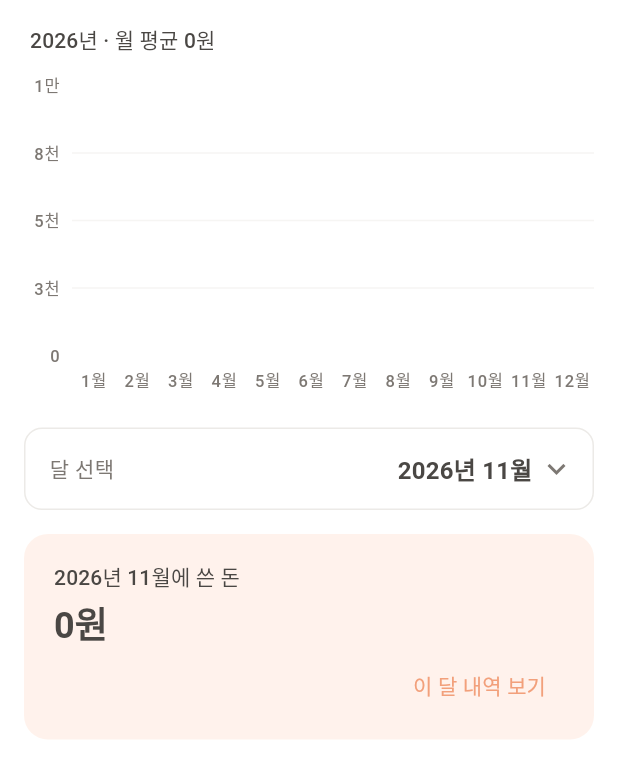
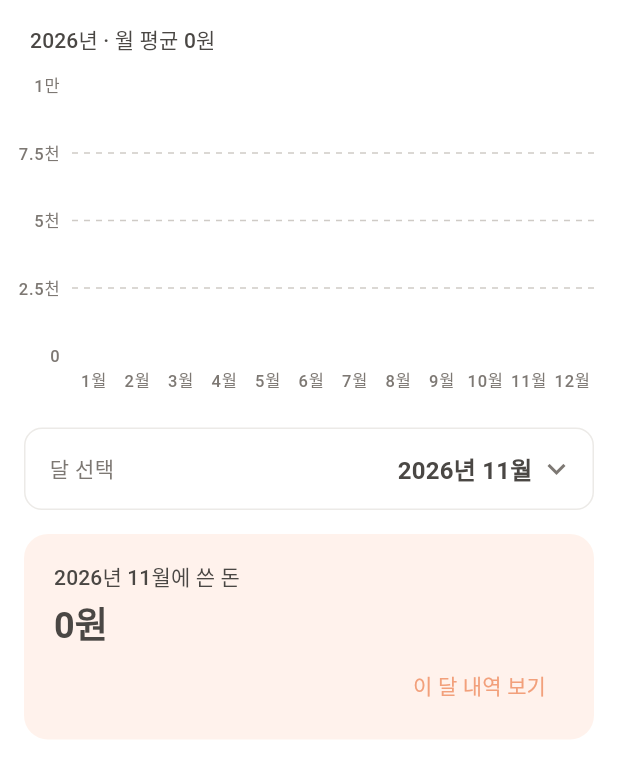
Before and after one commit to haneul55/budget-app, a Flutter app: the MonthlyHistoryScreen screen opened directly, after a tap on "달 선택", after a tap on "2026년 11월", on a phone screen of 412 x 824 dp. Shown: the top 778 px of the screen. Run offline on Flutter 3.47's test engine with Material 3 defaults, Android fonts, the phone set to English and light mode, and no system bars; drawn by our look-alikes of fl_chart; our stand-ins replace flutter_riverpod, image_picker, sqflite; missing offline and left inert: google_mlkit_text_recognition; accounts and stored records are empty.

Commit message:
그래프: 기준 금액마다 회색 점선, 눈금 이름을 정확하게(2.5천)
Co-Authored-By: Claude Opus 5.5 <noreply@anthropic.com>
Claude-Session: https://claude.ai/code/session_01RJdVreWRRXjqtkrGPc1cdK

```diff
--- a/lib/ui/widgets/spending_charts.dart
+++ b/lib/ui/widgets/spending_charts.dart
@@ -14,7 +14,10 @@ String compactWon(num v) {
       '만',
     );
   }
-  if (v >= 1000) return '${(v / 1000).round()}천';
+  if (v >= 1000) {
+    final k = (v / 100).round() / 10; // 2500 → 2.5천
+    return '${k == k.roundToDouble() ? k.round() : k}천';
+  }
   return v.round().toString();
 }
 
@@ -64,7 +67,7 @@ class DailyLineChart extends StatelessWidget {
       values.add(cumulative ? running : dailyTotals[i]);
     }
     final axis = _niceAxis(values.fold(0, math.max));
-    final gridColor = theme.colorScheme.outlineVariant.withValues(alpha: 0.5);
+    const gridColor = Color(0xFFCFCBC6);
     final labelStyle = theme.textTheme.labelSmall?.copyWith(
       color: theme.colorScheme.onSurfaceVariant,
     );
@@ -79,7 +82,7 @@ class DailyLineChart extends StatelessWidget {
           drawVerticalLine: false,
           horizontalInterval: axis.interval,
           getDrawingHorizontalLine: (_) =>
-              FlLine(color: gridColor, strokeWidth: 1),
+              FlLine(color: gridColor, strokeWidth: 1, dashArray: const [4, 4]),
         ),
         borderData: FlBorderData(show: false),
         titlesData: FlTitlesData(
@@ -175,7 +178,7 @@ class MonthlyBarChart extends StatelessWidget {
   Widget build(BuildContext context) {
     final theme = Theme.of(context);
     final axis = _niceAxis(months.fold(0, (m, e) => math.max(m, e.total)));
-    final gridColor = theme.colorScheme.outlineVariant.withValues(alpha: 0.5);
+    const gridColor = Color(0xFFCFCBC6);
     final labelStyle = theme.textTheme.labelSmall?.copyWith(
       color: theme.colorScheme.onSurfaceVariant,
     );
@@ -192,7 +195,7 @@ class MonthlyBarChart extends StatelessWidget {
           drawVerticalLine: false,
           horizontalInterval: axis.interval,
           getDrawingHorizontalLine: (_) =>
-              FlLine(color: gridColor, strokeWidth: 1),
+              FlLine(color: gridColor, strokeWidth: 1, dashArray: const [4, 4]),
         ),
         borderData: FlBorderData(show: false),
         titlesData: FlTitlesData(
```
Also changed, not shown: 1 other file.
